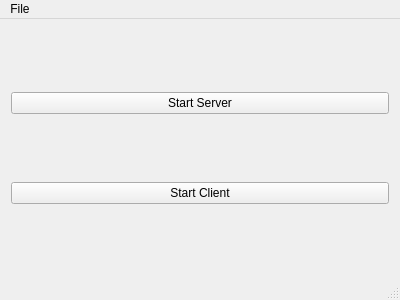
The window that mainwindow.ui (CanOSpam/CommAudio) describes before a commit, drawn with Qt 5.
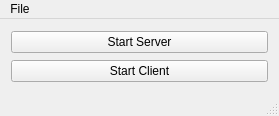
The same window after the commit.

Commit message: :construction: Added an array for clients, should get switched to a vector

Patch:
```diff
--- a/mainwindow.ui
+++ b/mainwindow.ui
@@ -6,8 +6,8 @@
    <rect>
     <x>0</x>
     <y>0</y>
-    <width>400</width>
-    <height>300</height>
+    <width>279</width>
+    <height>116</height>
    </rect>
   </property>
   <property name="windowTitle">
@@ -36,7 +36,7 @@
     <rect>
      <x>0</x>
      <y>0</y>
-     <width>400</width>
+     <width>279</width>
      <height>22</height>
     </rect>
    </property>
```
Left out of the diff: 2 changed lines with no effect on the pictures. The commit also changes 2 other files.
